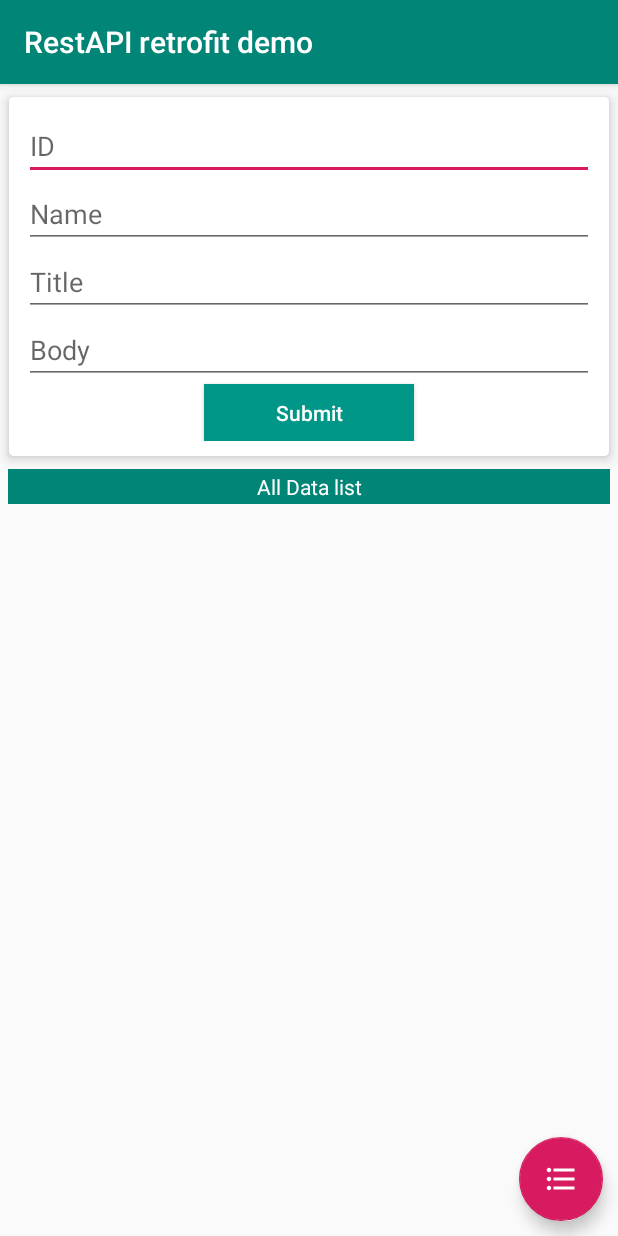
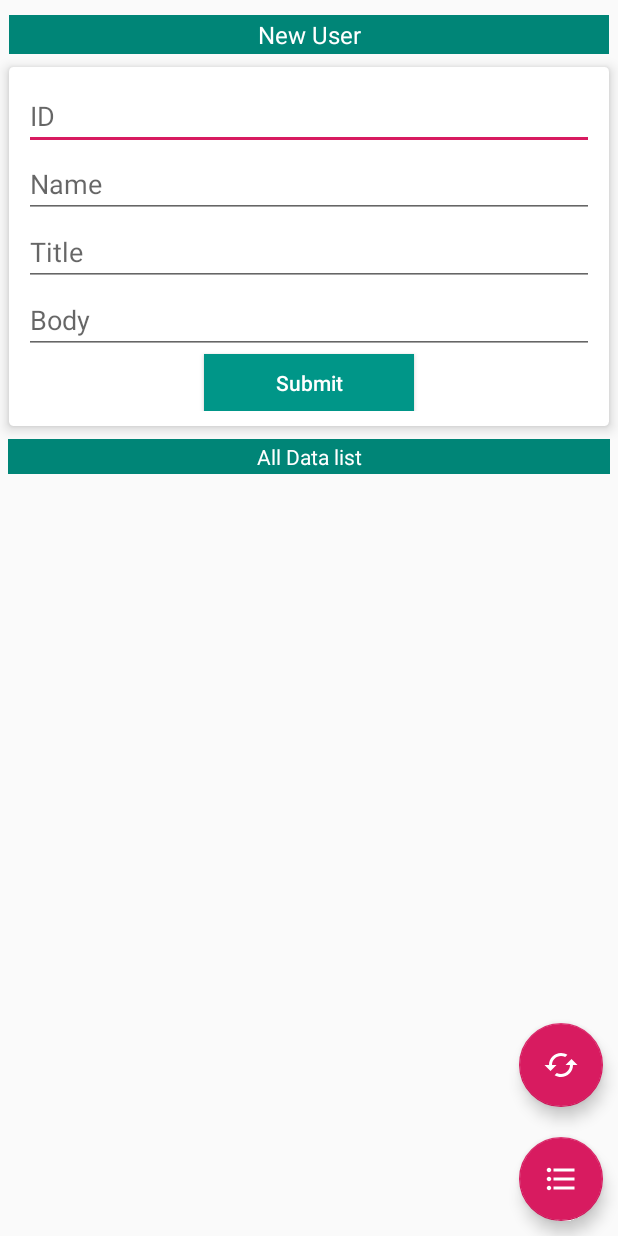
Before and after one commit to AshrafulMarufAnik/RestApiRetrofitDemo, an Android app: the screen it shows after launch (MainActivity), on a phone screen of 412 x 824 dp. Run offline under Robolectric (Android 15) with nearby library versions, the phone set to English and light mode, and no system bars; our stand-ins replace Volley; network calls fail.

Commit message:
Data parsing with volley

```diff
--- a/app/build.gradle
+++ b/app/build.gradle
@@ -28,6 +28,7 @@ dependencies {
     androidTestImplementation 'androidx.test.espresso:espresso-core:3.2.0'
 
     implementation 'com.squareup.retrofit2:retrofit:2.5.0'
+    implementation 'com.android.volley:volley:1.1.1'
     implementation 'com.squareup.retrofit2:converter-gson:2.5.0'
     implementation 'com.google.android.material:material:1.0.0'
     implementation 'de.hdodenhof:circleimageview:3.0.1'
--- a/app/src/main/java/com/example/restapiretrofitdemo/ApiClient.java
+++ b/app/src/main/java/com/example/restapiretrofitdemo/ApiClient.java
@@ -12,7 +12,8 @@ import retrofit2.converter.gson.GsonConverterFactory;
 import retrofit2.http.Url;
 
 public class ApiClient {
-    private static String BASE_URL="http://localhost:8080/api/user/";
+    //private static String BASE_URL="http://localhost/api/user/";
+    private static String BASE_URL="http://192.168.11.216/api/users/";
     private static ApiClient mInstance;
     private Retrofit retrofit;
 
--- a/app/src/main/java/com/example/restapiretrofitdemo/MainActivity.java
+++ b/app/src/main/java/com/example/restapiretrofitdemo/MainActivity.java
@@ -19,6 +19,18 @@ import android.widget.EditText;
 import android.widget.ProgressBar;
 import android.widget.Toast;
 
+import com.android.volley.Request;
+import com.android.volley.RequestQueue;
+import com.android.volley.VolleyError;
+import com.android.volley.toolbox.JsonObjectRequest;
+import com.android.volley.toolbox.Volley;
+import com.google.android.material.floatingactionbutton.FloatingActionButton;
+import com.google.gson.JsonArray;
+
+import org.json.JSONArray;
+import org.json.JSONException;
+import org.json.JSONObject;
+
 import java.util.ArrayList;
 import java.util.List;
 
@@ -28,13 +40,14 @@ import retrofit2.Response;
 
 public class MainActivity extends AppCompatActivity {
     private Button submitBTN;
+    private FloatingActionButton FABtnVolleyParse;
     private EditText userIdET, nameET, titleET, bodyET;
     private SwipeRefreshLayout swipeRefreshLayout;
     private RecyclerView recyclerView;
     private UserAdapter adapter;
     private List<User> users;
     private RetrofitInterface retrofitInterface;
-    private ProgressBar progressBar;
+    private RequestQueue requestQueue;
     private NetworkCheck networkCheck = new NetworkCheck();
     private DatabaseHelper databaseHelper = new DatabaseHelper(this);
     private final String GET_TAG = "API GET";
@@ -47,14 +60,33 @@ public class MainActivity extends AppCompatActivity {
         setContentView(R.layout.activity_main);
 
         init();
-        retryHandler();
+        //retryHandler();
         //getDataFromApi();
         //showDataFromLocalDB();
+        requestQueue = Volley.newRequestQueue(this);
+        final boolean activeNetwork = isConnectedToNetwork();
+
+        if(activeNetwork){
+            jsonParseUsingVolley();
+        }
+        else {
+            swipeRefreshLayout.setRefreshing(true);
+            showDataFromLocalDB();
+        }
+
+        FABtnVolleyParse.setOnClickListener(new View.OnClickListener() {
+            @Override
+            public void onClick(View v) {
+                jsonParseUsingVolley();
+            }
+        });
+
 
         swipeRefreshLayout.setOnRefreshListener(new SwipeRefreshLayout.OnRefreshListener() {
             @Override
             public void onRefresh() {
-                showDataFromLocalDB();
+                jsonParseUsingVolley();
+
             }
         });
 
@@ -76,8 +108,57 @@ public class MainActivity extends AppCompatActivity {
                 else {
                     Toast.makeText(MainActivity.this, "Fill up all inputs", Toast.LENGTH_SHORT).show();
                 }
+
+                userIdET.getText().clear();
+                nameET.getText().clear();
+                titleET.getText().clear();
+                bodyET.getText().clear();
             }
         });
+    }
+
+    private void jsonParseUsingVolley() {
+        users.clear();
+        String BASE_URL = "http://192.168.0.107:80/api/user/read.php";
+
+        JsonObjectRequest jsonObjectRequest = new JsonObjectRequest(Request.Method.GET, BASE_URL, null, new com.android.volley.Response.Listener<JSONObject>() {
+            @Override
+            public void onResponse(JSONObject response) {
+
+                    try {
+                        JSONArray jsonArray = response.getJSONArray("users");
+
+                        for(int i=0; i<jsonArray.length();i++){
+                            JSONObject jsonObject = jsonArray.getJSONObject(i);
+
+                            String userId = jsonObject.getString("userId");
+                            String name = jsonObject.getString("name");
+                            String title = jsonObject.getString("title");
+                            String body = jsonObject.getString("body");
+                            String status = jsonObject.getString("status");
+
+                            User user = new User(userId,name,title,body,status);
+                            users.add(user);
+                        }
+                        adapter = new UserAdapter(users);
+                        recyclerView.setAdapter(adapter);
+                        adapter.notifyDataSetChanged();
+                        swipeRefreshLayout.setRefreshing(false);
+                    }
+                    catch (JSONException e) {
+                        e.printStackTrace();
+                    }
+
+            }
+        }, new com.android.volley.Response.ErrorListener() {
+            @Override
+            public void onErrorResponse(VolleyError error) {
+                Toast.makeText(MainActivity.this, "Error: "+error.getMessage(), Toast.LENGTH_LONG).show();
+                error.printStackTrace();
+            }
+        });
+
+        requestQueue.add(jsonObjectRequest);
     }
 
     private void retryHandler() {
@@ -87,11 +168,11 @@ public class MainActivity extends AppCompatActivity {
                 boolean activeNetwork = isConnectedToNetwork();
 
                 if(activeNetwork){
-                    getDataFromApi();
+                    //getDataFromApi();
                 }
                 else {
-                    swipeRefreshLayout.setRefreshing(true);
-                    showDataFromLocalDB();
+                    //swipeRefreshLayout.setRefreshing(true);
+                    //showDataFromLocalDB();
                 }
             }
         },RETRY_TIMEOUT);
@@ -133,6 +214,7 @@ public class MainActivity extends AppCompatActivity {
             public void onResponse(Call<List<User>> call, Response<List<User>> response) {
                 if(response.body()!=null){
                     users = response.body();
+
                     //progressBar.setVisibility(View.GONE);
                     //adapter = new UserAdapter(users);
                     //recyclerView.setAdapter(adapter);
@@ -143,6 +225,7 @@ public class MainActivity extends AppCompatActivity {
                     for(int i=0;i<listSize;i++){
                         User currentUser = users.get(i);
                         databaseHelper.insertDataIntoTable2(currentUser.getUserId(),currentUser.getName(),currentUser.getTitle(),currentUser.getBody(),currentUser.getStatus());
+
                     }
                 }
                 else {
@@ -167,24 +250,13 @@ public class MainActivity extends AppCompatActivity {
         IntentFilter intentFilter = new IntentFilter(ConnectivityManager.CONNECTIVITY_ACTION);
         registerReceiver(networkCheck,intentFilter);
 
-        //Intent intent = new Intent(MainActivity.this,AppService.class);
-        //startService(intent);
+        Intent intent = new Intent(MainActivity.this,AppService.class);
+        startService(intent);
     }
 
     @Override
     protected void onResume() {
         super.onResume();
-
-        boolean activeNetwork = isConnectedToNetwork();
-
-        if(activeNetwork){
-            getDataFromApi();
-        }
-        else {
-            swipeRefreshLayout.setRefreshing(true);
-            showDataFromLocalDB();
-        }
-
     }
 
     @Override
@@ -193,11 +265,12 @@ public class MainActivity extends AppCompatActivity {
 
         unregisterReceiver(networkCheck);
 
-        //Intent intent = new Intent(MainActivity.this,AppService.class);
-        //stopService(intent);
+        Intent intent = new Intent(MainActivity.this,AppService.class);
+        stopService(intent);
     }
 
     private void init() {
+        FABtnVolleyParse = findViewById(R.id.FABtn2);
         submitBTN = findViewById(R.id.SubmitBTN);
         userIdET = findViewById(R.id.inputUserIdET);
         nameET = findViewById(R.id.inputNameET);
--- a/app/src/main/java/com/example/restapiretrofitdemo/RetrofitInterface.java
+++ b/app/src/main/java/com/example/restapiretrofitdemo/RetrofitInterface.java
@@ -23,5 +23,4 @@ public interface RetrofitInterface {
             @Field("status") String status
     );
 
-
 }
--- a/app/src/main/res/layout/activity_main.xml
+++ b/app/src/main/res/layout/activity_main.xml
@@ -4,6 +4,7 @@
     xmlns:tools="http://schemas.android.com/tools"
     android:layout_width="match_parent"
     android:layout_height="match_parent"
+    android:layout_marginTop="10dp"
     tools:context=".MainActivity">
 
 
@@ -13,14 +14,39 @@
         android:layout_alignParentBottom="true"
         android:layout_alignParentRight="true"
         android:onClick="secondActivity"
+        android:id="@+id/FABtn1"
         android:src="@drawable/ic_format_list_bulleted_black_24dp"
         android:tint="#FFFFFF"
         android:layout_margin="10dp"/>
+
+    <com.google.android.material.floatingactionbutton.FloatingActionButton
+        android:layout_width="wrap_content"
+        android:layout_height="wrap_content"
+        android:layout_alignParentRight="true"
+        android:layout_above="@id/FABtn1"
+        android:id="@+id/FABtn2"
+        android:src="@drawable/ic_cached_black_24dp"
+        android:tint="#FFFFFF"
+        android:layout_margin="10dp"/>
+
+    <TextView
+        android:layout_width="match_parent"
+        android:layout_height="wrap_content"
+        android:id="@+id/newTV"
+        android:text="New User"
+        android:textSize="16sp"
+        android:textColor="#FFFFFF"
+        android:textAlignment="center"
+        android:background="@color/colorPrimary"
+        android:layout_marginLeft="6dp"
+        android:layout_marginRight="6dp"
+        android:padding="2dp"/>
 
     <androidx.cardview.widget.CardView
         android:layout_width="match_parent"
         android:layout_height="wrap_content"
         android:id="@+id/cv1"
+        android:layout_below="@id/newTV"
         android:background="#FFFFFF"
         app:cardUseCompatPadding="true"
         app:cardCornerRadius="3dp"
--- a/app/src/main/res/values/styles.xml
+++ b/app/src/main/res/values/styles.xml
@@ -1,4 +1,4 @@
-<resources>
+<resources xmlns:tools="http://schemas.android.com/tools">
 
     <!-- Base application theme. -->
     <style name="AppTheme" parent="Theme.AppCompat.Light.DarkActionBar">
@@ -8,4 +8,11 @@
         <item name="colorAccent">@color/colorAccent</item>
     </style>
 
+    <style name="customTheme" parent="AppTheme">
+        <item name="windowActionBar">false</item>
+        <item name="windowNoTitle">true</item>
+        <item name="android:statusBarColor" tools:targetApi="lollipop">#FFFFFF</item>
+        <item name="android:windowLightStatusBar" tools:targetApi="m">true</item>
+    </style>
+
 </resources>
```
Also changed, not shown: app/src/main/AndroidManifest.xml (+6 -2 lines), app/src/main/java/com/example/restapiretrofitdemo/UserAdapter.java (+12 -10 lines).
